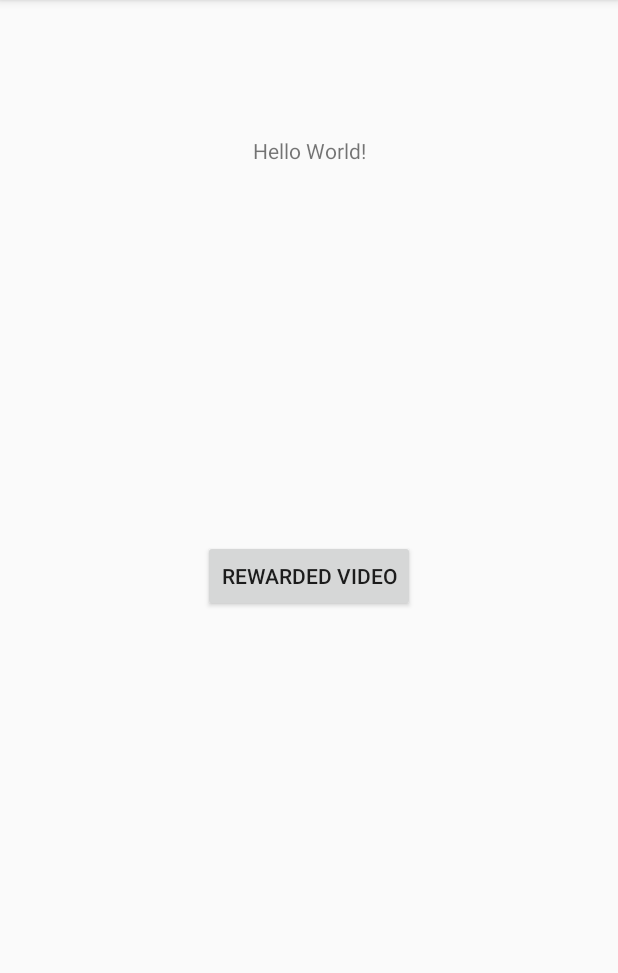
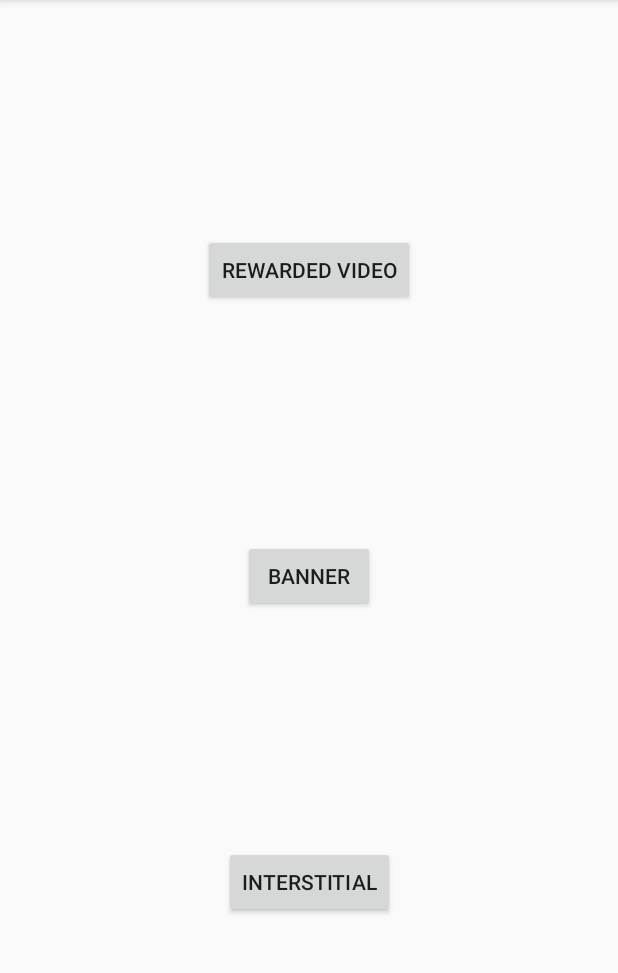
Before and after one commit to sereytraing/usefulseconds, an Android app: the screen it shows after launch (MainActivity before the commit, Home after it), on a phone screen of 412 x 824 dp, the part 84-1057 px from its top. Run offline under Robolectric (Android 15) with nearby library versions, the phone set to English and light mode, and no system bars.

Commit message:
add home page

```diff
--- a/app/src/main/AndroidManifest.xml
+++ b/app/src/main/AndroidManifest.xml
@@ -8,10 +8,10 @@
         android:label="@string/app_name"
         android:supportsRtl="true"
         android:theme="@style/AppTheme">
-        <activity android:name=".MainActivity">
+        <activity android:name=".RewardedVideoActivity"></activity>
+        <activity android:name=".Home">
             <intent-filter>
                 <action android:name="android.intent.action.MAIN" />
-
                 <category android:name="android.intent.category.LAUNCHER" />
             </intent-filter>
         </activity>
--- /dev/null
+++ b/app/src/main/java/com/example/alkrox/usefulseconds/Home.java
@@ -0,0 +1,53 @@
+package com.example.alkrox.usefulseconds;
+
+import android.content.Intent;
+import android.support.v7.app.AppCompatActivity;
+import android.os.Bundle;
+import android.view.View;
+import android.widget.Button;
+
+public class Home extends AppCompatActivity {
+
+    @Override
+    protected void onCreate(Bundle savedInstanceState) {
+        super.onCreate(savedInstanceState);
+        setContentView(R.layout.activity_home);
+
+        Button button_go_rewarded_video = (Button) findViewById(R.id.goRewardedVideo);
+        button_go_rewarded_video.setOnClickListener(new View.OnClickListener() {
+            @Override
+            public void onClick(View v) {
+                showRewardedVideoActivity();
+            }
+        });
+
+        Button button_go_banner = (Button) findViewById(R.id.goBanner);
+        button_go_banner.setOnClickListener(new View.OnClickListener() {
+            @Override
+            public void onClick(View v) {
+                showBannerActivity();
+            }
+        });
+
+        Button button_go_interstitial = (Button) findViewById(R.id.goInterstitial);
+        button_go_interstitial.setOnClickListener(new View.OnClickListener() {
+            @Override
+            public void onClick(View v) {
+                showInterstitialActivity();
+            }
+        });
+    }
+
+    private void showRewardedVideoActivity() {
+        Intent rewardedVideoIntent = new Intent(this, RewardedVideoActivity.class);
+        startActivity(rewardedVideoIntent);
+    }
+
+    private void showBannerActivity() {
+        //A REMPLIR
+    }
+
+    private void showInterstitialActivity() {
+
+    }
+}
--- a/app/src/main/java/com/example/alkrox/usefulseconds/MainActivity.java
+++ b/app/src/main/java/com/example/alkrox/usefulseconds/RewardedVideoActivity.java
@@ -12,7 +12,7 @@ import com.google.android.gms.ads.reward.RewardItem;
 import com.google.android.gms.ads.reward.RewardedVideoAd;
 import com.google.android.gms.ads.reward.RewardedVideoAdListener;
 
-public class MainActivity extends AppCompatActivity implements  RewardedVideoAdListener{
+public class RewardedVideoActivity extends AppCompatActivity implements  RewardedVideoAdListener{
 
     public static final String APP_ID = "ca-app-pub-7274580795432430~2031062709";
     public static final String ANNOUNCE_ID = "ca-app-pub-3940256099942544/5224354917";
@@ -23,7 +23,7 @@ public class MainActivity extends AppCompatActivity implements  RewardedVideoAdL
     @Override
     protected void onCreate(Bundle savedInstanceState) {
         super.onCreate(savedInstanceState);
-        setContentView(R.layout.activity_main);
+        setContentView(R.layout.activity_rewarded_video);
         MobileAds.initialize(this, APP_ID);
 
         Button button_ad_rewarded_video = (Button) findViewById(R.id.button_ad_reward_video);
--- /dev/null
+++ b/app/src/main/res/layout/activity_home.xml
@@ -0,0 +1,50 @@
+<?xml version="1.0" encoding="utf-8"?>
+<android.support.constraint.ConstraintLayout xmlns:android="http://schemas.android.com/apk/res/android"
+    xmlns:app="http://schemas.android.com/apk/res-auto"
+    xmlns:tools="http://schemas.android.com/tools"
+    android:layout_width="match_parent"
+    android:layout_height="match_parent"
+    tools:context="com.example.alkrox.usefulseconds.Home">
+
+    <Button
+        android:id="@+id/goRewardedVideo"
+        android:layout_width="wrap_content"
+        android:layout_height="wrap_content"
+        android:layout_marginBottom="8dp"
+        android:layout_marginLeft="8dp"
+        android:layout_marginRight="8dp"
+        android:layout_marginTop="8dp"
+        android:text="Rewarded Video"
+        app:layout_constraintBottom_toTopOf="@+id/goBanner"
+        app:layout_constraintLeft_toLeftOf="parent"
+        app:layout_constraintRight_toRightOf="parent"
+        app:layout_constraintTop_toTopOf="parent" />
+
+    <Button
+        android:id="@+id/goBanner"
+        android:layout_width="wrap_content"
+        android:layout_height="wrap_content"
+        android:layout_marginBottom="8dp"
+        android:layout_marginLeft="8dp"
+        android:layout_marginRight="8dp"
+        android:layout_marginTop="8dp"
+        android:text="Banner"
+        app:layout_constraintBottom_toBottomOf="parent"
+        app:layout_constraintLeft_toLeftOf="parent"
+        app:layout_constraintRight_toRightOf="parent"
+        app:layout_constraintTop_toTopOf="parent" />
+
+    <Button
+        android:id="@+id/goInterstitial"
+        android:layout_width="wrap_content"
+        android:layout_height="wrap_content"
+        android:layout_marginBottom="8dp"
+        android:layout_marginLeft="8dp"
+        android:layout_marginRight="8dp"
+        android:layout_marginTop="8dp"
+        android:text="Interstitial"
+        app:layout_constraintBottom_toBottomOf="parent"
+        app:layout_constraintLeft_toLeftOf="parent"
+        app:layout_constraintRight_toRightOf="parent"
+        app:layout_constraintTop_toBottomOf="@+id/goBanner" />
+</android.support.constraint.ConstraintLayout>
--- a/app/src/main/res/layout/activity_main.xml
+++ b/app/src/main/res/layout/activity_rewarded_video.xml
@@ -4,7 +4,7 @@
     xmlns:tools="http://schemas.android.com/tools"
     android:layout_width="match_parent"
     android:layout_height="match_parent"
-    tools:context="com.example.alkrox.usefulseconds.MainActivity">
+    tools:context="com.example.alkrox.usefulseconds.RewardedVideoActivity">
 
     <TextView
         android:layout_width="wrap_content"
```
